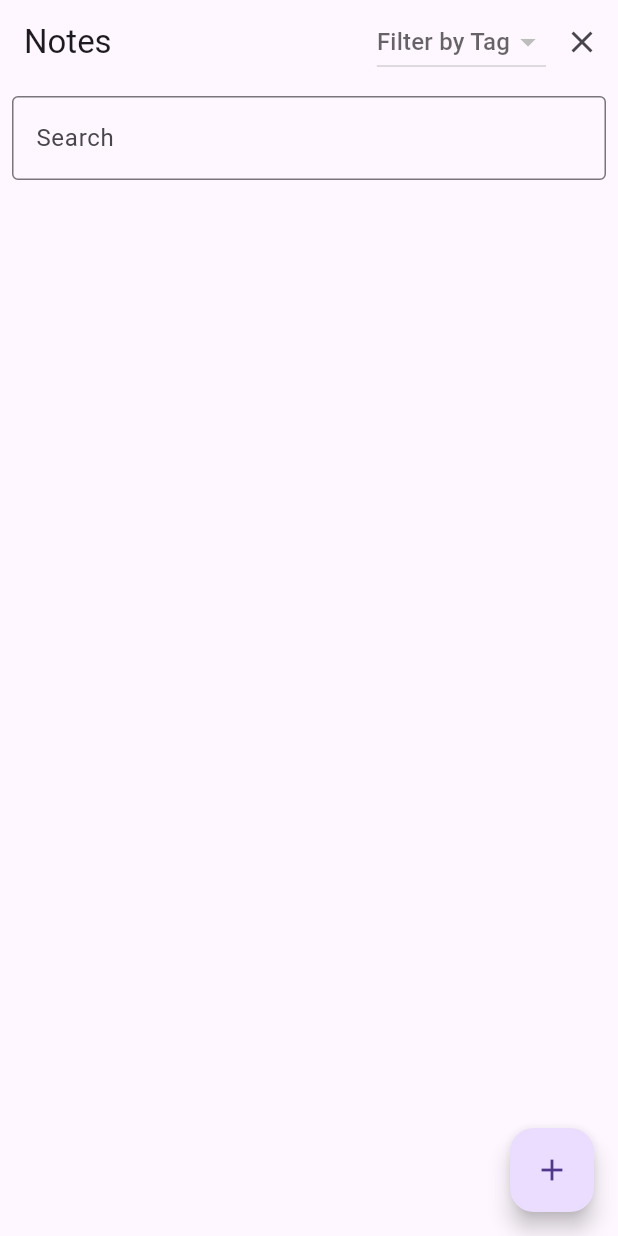
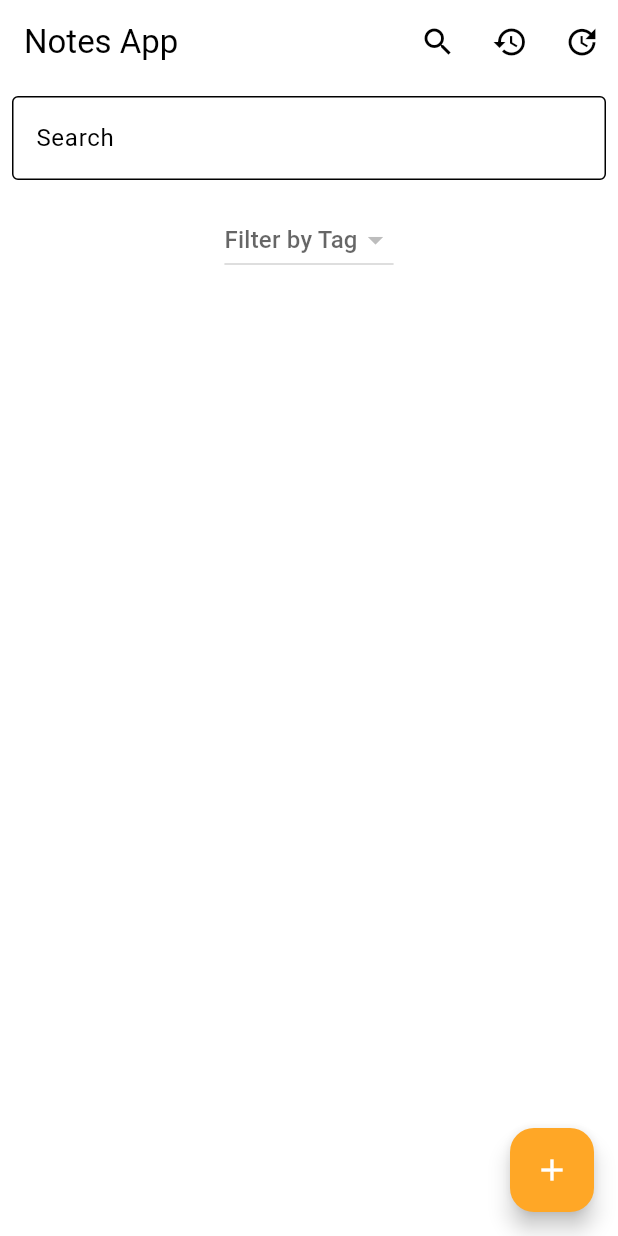
Before and after one commit to bileldhouaibi/CocusNoteApp, a Flutter app: the screen it shows after launch, on a phone screen of 412 x 824 dp. Run offline on Flutter 3.47's test engine with Material 3 defaults, Android fonts, the light colour scheme and no system bars; our stand-ins replace pdf, printing; missing offline and left inert: dart:html, image_picker_web.

Commit message:
creating a theme, dleted and updated notes

```diff
--- a/lib/main.dart
+++ b/lib/main.dart
@@ -1,5 +1,8 @@
 import 'package:cocus_note_app/provisers/note_provider.dart';
+import 'package:cocus_note_app/screens/deleted_note_screen.dart';
 import 'package:cocus_note_app/screens/notes_list_screen.dart';
+import 'package:cocus_note_app/screens/updated_note_sccreen.dart';
+import 'package:cocus_note_app/theme.dart';
 import 'package:flutter/material.dart';
 import 'package:provider/provider.dart';
 
@@ -14,11 +17,12 @@ class MyApp extends StatelessWidget {
       create: (context) => NotesProvider(),
       child: MaterialApp(
         title: 'Notes App',
-        theme: ThemeData(
-          primarySwatch: Colors.blue,
-          visualDensity: VisualDensity.adaptivePlatformDensity,
-        ),
+        theme: themeData,
         home: NotesListScreen(),
+        routes: {
+          '/deleted-notes': (context) => DeletedNotesScreen(),
+          '/updated-notes': (context) => UpdatedNotesScreen(),
+        },
       ),
     );
   }
--- a/lib/models/notes_model.dart
+++ b/lib/models/notes_model.dart
@@ -6,6 +6,7 @@ class Note {
   String content;
   Uint8List? image;
   List<String> tags;
+  List<NoteVersion> versions;
 
   Note({
     required this.id,
@@ -13,5 +14,22 @@ class Note {
     required this.content,
     this.image,
     this.tags = const [],
+    this.versions = const [],
   });
 }
+
+class NoteVersion {
+  final String title;
+  final String content;
+  final Uint8List? image;
+  final List<String> tags;
+  final DateTime timestamp;
+
+  NoteVersion({
+    required this.title,
+    required this.content,
+    this.image,
+    required this.tags,
+    required this.timestamp,
+  });
+}
--- a/lib/provisers/note_provider.dart
+++ b/lib/provisers/note_provider.dart
@@ -3,25 +3,56 @@ import 'package:flutter/foundation.dart';
 
 class NotesProvider with ChangeNotifier {
   List<Note> _notes = [];
+  List<Note> _deletedNotes = [];
+  List<Note> _updatedNotes = [];
+  Map<String, List<Note>> _noteVersions = {};
 
   List<Note> get notes => _notes;
+  List<Note> get deletedNotes => _deletedNotes;
+  List<Note> get updatedNotes => _updatedNotes;
 
   void addNote(Note note) {
     _notes.add(note);
+    _noteVersions[note.id] = [note];
     notifyListeners();
   }
 
   void deleteNote(String id) {
-    _notes.removeWhere((note) => note.id == id);
-    notifyListeners();
+    final note =
+        _notes.firstWhere((note) => note.id == id, orElse: () => null as Note);
+    if (note != null) {
+      _notes.remove(note);
+      _deletedNotes.add(note);
+      notifyListeners();
+    }
   }
 
   void updateNote(Note updatedNote) {
     final index = _notes.indexWhere((note) => note.id == updatedNote.id);
     if (index != -1) {
+      _updatedNotes.add(_notes[index]);
       _notes[index] = updatedNote;
+      _noteVersions[updatedNote.id]?.add(updatedNote);
       notifyListeners();
     }
+  }
+
+  List<String> getAllTags() {
+    return _notes.expand((note) => note.tags).toSet().toList();
+  }
+
+  List<Note> getNoteVersions(String id) {
+    return _noteVersions[id] ?? [];
+  }
+
+  void clearDeletedNotesHistory() {
+    _deletedNotes.clear();
+    notifyListeners();
+  }
+
+  void clearUpdatedNotesHistory() {
+    _updatedNotes.clear();
+    notifyListeners();
   }
 
   List<Note> searchNotes(String query) {
@@ -31,10 +62,6 @@ class NotesProvider with ChangeNotifier {
     }).toList();
   }
 
-  List<String> getAllTags() {
-    return _notes.expand((note) => note.tags).toSet().toList();
-  }
-
   List<Note> filterNotesByTag(String? tag) {
     if (tag == null) {
       return _notes;
--- a/lib/screens/notes_list_screen.dart
+++ b/lib/screens/notes_list_screen.dart
@@ -19,7 +19,11 @@ class _NotesListScreenState extends State<NotesListScreen> {
   Widget build(BuildContext context) {
     final notesProvider = Provider.of<NotesProvider>(context);
 
-    List<Note> notes = notesProvider.filterNotesByTag(_selectedTag);
+    List<Note> notes = _selectedTag == null
+        ? notesProvider.notes
+        : notesProvider.notes
+            .where((note) => note.tags.contains(_selectedTag!))
+            .toList();
 
     if (_searchQuery.isNotEmpty) {
       notes = notes.where((note) {
@@ -32,29 +36,22 @@ class _NotesListScreenState extends State<NotesListScreen> {
 
     return Scaffold(
       appBar: AppBar(
-        title: Text('Notes'),
+        title: Text('Notes App'),
         actions: [
-          DropdownButton<String>(
-            value: _selectedTag,
-            hint: Text('Filter by Tag'),
-            onChanged: (String? newTag) {
-              setState(() {
-                _selectedTag = newTag;
-              });
-            },
-            items: allTags.map<DropdownMenuItem<String>>((String tag) {
-              return DropdownMenuItem<String>(
-                value: tag,
-                child: Text(tag),
-              );
-            }).toList(),
+          IconButton(
+            icon: Icon(Icons.search),
+            onPressed: () {},
           ),
           IconButton(
-            icon: Icon(Icons.clear),
+            icon: Icon(Icons.history),
             onPressed: () {
-              setState(() {
-                _selectedTag = null;
-              });
+              Navigator.of(context).pushNamed('/deleted-notes');
+            },
+          ),
+          IconButton(
+            icon: Icon(Icons.update),
+            onPressed: () {
+              Navigator.of(context).pushNamed('/updated-notes');
             },
           ),
         ],
@@ -73,6 +70,24 @@ class _NotesListScreenState extends State<NotesListScreen> {
                   _searchQuery = value;
                 });
               },
+            ),
+          ),
+          Padding(
+            padding: const EdgeInsets.all(8.0),
+            child: DropdownButton<String>(
+              value: _selectedTag,
+              hint: Text('Filter by Tag'),
+              onChanged: (String? newTag) {
+                setState(() {
+                  _selectedTag = newTag;
+                });
+              },
+              items: allTags.map<DropdownMenuItem<String>>((String tag) {
+                return DropdownMenuItem<String>(
+                  value: tag,
+                  child: Text(tag),
+                );
+              }).toList(),
             ),
           ),
           Expanded(
@@ -98,8 +113,7 @@ class _NotesListScreenState extends State<NotesListScreen> {
                           note.content,
                           overflow: TextOverflow.ellipsis,
                           maxLines: 2,
-                          style:
-                              TextStyle(fontSize: 14, color: Colors.grey[700]),
+                          style: TextStyle(fontSize: 14, color: Colors.black54),
                         ),
                         Wrap(
                           spacing: 6.0,
--- /dev/null
+++ b/lib/theme.dart
@@ -0,0 +1,69 @@
+import 'package:flutter/material.dart';
+
+final ColorScheme colorScheme = ColorScheme.light(
+  primary: Color(0xFFFFA726), // Orange color for primary actions
+  onPrimary: Colors.white,
+  secondary: Color(0xFFF5F5F5), // Light grey for backgrounds
+  onSecondary: Colors.black,
+  surface: Colors.white,
+  onSurface: Colors.black,
+  background: Color(0xFFFFFFFF),
+  onBackground: Colors.black,
+);
+
+final ThemeData themeData = ThemeData(
+  useMaterial3: true,
+  colorScheme: colorScheme,
+  typography: Typography.material2021(
+    black: TextTheme(
+      headline1: TextStyle(
+          fontSize: 32, fontWeight: FontWeight.bold, color: Colors.black),
+      headline2: TextStyle(
+          fontSize: 24, fontWeight: FontWeight.bold, color: Colors.black),
+      bodyText1: TextStyle(fontSize: 16, color: Colors.black),
+      bodyText2: TextStyle(fontSize: 14, color: Colors.black54),
+    ),
+    white: TextTheme(
+      headline1: TextStyle(
+          fontSize: 32, fontWeight: FontWeight.bold, color: Colors.white),
+      headline2: TextStyle(
+          fontSize: 24, fontWeight: FontWeight.bold, color: Colors.white),
+      bodyText1: TextStyle(fontSize: 16, color: Colors.white),
+      bodyText2: TextStyle(fontSize: 14, color: Colors.white70),
+    ),
+  ),
+  buttonTheme: ButtonThemeData(
+    shape: RoundedRectangleBorder(
+      borderRadius: BorderRadius.circular(8),
+    ),
+    buttonColor: colorScheme.primary,
+    textTheme: ButtonTextTheme.primary,
+  ),
+  chipTheme: ChipThemeData(
+    backgroundColor: colorScheme.secondary,
+    disabledColor: Colors.grey,
+    selectedColor: colorScheme.primary,
+    secondarySelectedColor: colorScheme.primary.withOpacity(0.48),
+    padding: EdgeInsets.all(8),
+    labelStyle: TextStyle(color: colorScheme.onSecondary),
+    secondaryLabelStyle: TextStyle(color: colorScheme.onPrimary),
+    brightness: Brightness.light,
+  ),
+  elevatedButtonTheme: ElevatedButtonThemeData(
+    style: ElevatedButton.styleFrom(
+      primary: colorScheme.primary,
+      onPrimary: colorScheme.onPrimary,
+      shape: RoundedRectangleBorder(
+        borderRadius: BorderRadius.circular(8),
+      ),
+    ),
+  ),
+  inputDecorationTheme: InputDecorationTheme(
+    filled: true,
+    fillColor: colorScheme.surface,
+    border: OutlineInputBorder(
+      borderRadius: BorderRadius.circular(8),
+      borderSide: BorderSide(color: colorScheme.primary),
+    ),
+  ),
+);
--- a/pubspec.yaml
+++ b/pubspec.yaml
@@ -40,7 +40,6 @@ dependencies:
   provider: ^6.1.2
   image_picker: ^1.0.8
   flutter_markdown: ^0.6.8
-
   image_picker_web: ^3.1.1
   printing: ^5.12.0
   pdf: ^3.10.8
```
Also changed, not shown: lib/screens/deleted_note_screen.dart (added, +48 -0 lines), lib/screens/note_detail_screen.dart (+41 -5 lines), lib/screens/updated_note_sccreen.dart (added, +48 -0 lines), lib/services/pdf_service.dart (+26 -7 lines), lib/widgets/footer.dart (added, +63 -0 lines), lib/widgets/header.dart (added, +31 -0 lines).
